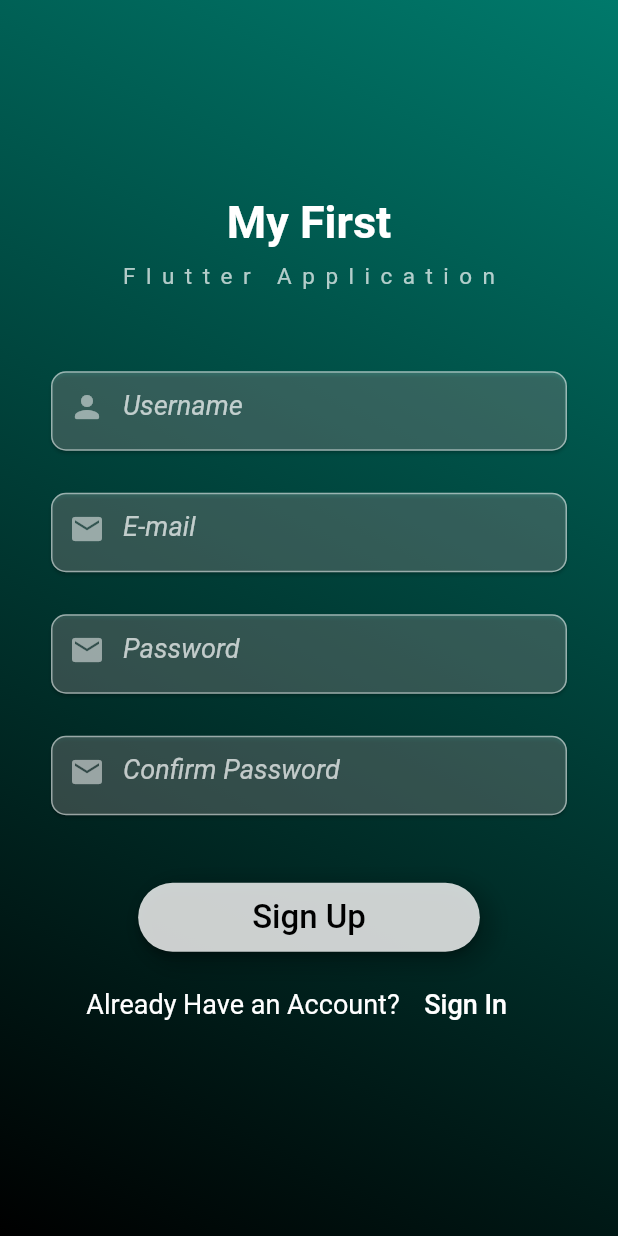
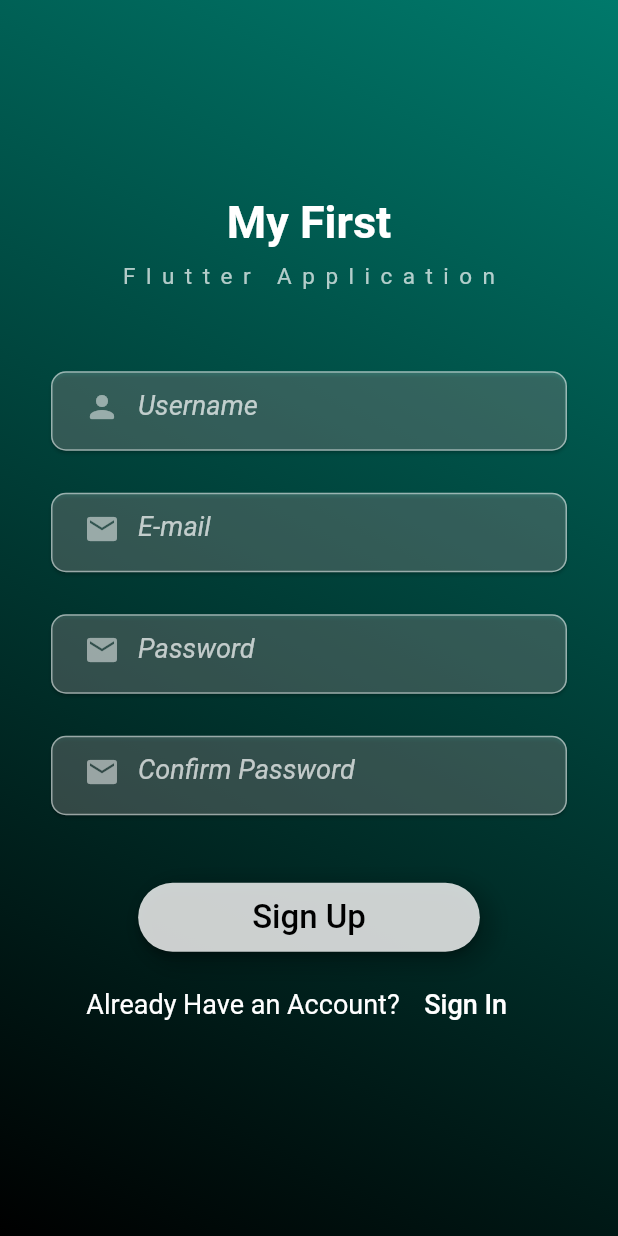
Before and after one commit to Ruchirakavinda/flutter_myfirst, a Flutter app: the screen it shows after launch, after a tap on "Sign Up", on a phone screen of 412 x 824 dp. Run offline on Flutter 3.47's test engine with Material 2 defaults, Android fonts, the phone set to English and light mode, and no system bars; our stand-ins replace flutter_spinkit; accounts and stored records are empty.

Commit message:
confirm password function added

```diff
--- a/lib/login.dart
+++ b/lib/login.dart
@@ -30,7 +30,7 @@ Widget _username() {
                   ),
                   color: Colors.white.withOpacity(0.2),
                   child: Padding(
-                    padding: const EdgeInsets.fromLTRB(0,0,20,0),
+                    padding: const EdgeInsets.fromLTRB(10,0,20,0),
                       child: Column(
                         children: [
                           Padding(
@@ -84,7 +84,7 @@ Widget _password() {
                   ),
                   color: Colors.white.withOpacity(0.2),
                   child: Padding(
-                    padding: const EdgeInsets.fromLTRB(0,0,20,0),
+                    padding: const EdgeInsets.fromLTRB(10,0,20,0),
                       child: Column(
                         children: [
                           Padding(
--- a/lib/signup.dart
+++ b/lib/signup.dart
@@ -30,7 +30,7 @@ Widget _username() {
                   ),
                   color: Colors.white.withOpacity(0.2),
                   child: Padding(
-                    padding: const EdgeInsets.fromLTRB(0,0,20,0),
+                    padding: const EdgeInsets.fromLTRB(10,0,20,0),
                       child: Column(
                         children: [
                           Padding(
@@ -84,7 +84,7 @@ Widget _email() {
                   ),
                   color: Colors.white.withOpacity(0.2),
                   child: Padding(
-                    padding: const EdgeInsets.fromLTRB(0,0,20,0),
+                    padding: const EdgeInsets.fromLTRB(10,0,20,0),
                       child: Column(
                         children: [
                           Padding(
@@ -141,7 +141,7 @@ Widget _password() {
                   ),
                   color: Colors.white.withOpacity(0.2),
                   child: Padding(
-                    padding: const EdgeInsets.fromLTRB(0,0,20,0),
+                    padding: const EdgeInsets.fromLTRB(10,0,20,0),
                       child: Column(
                         children: [
                           Padding(
@@ -198,7 +198,7 @@ Widget _compassword() {
                   ),
                   color: Colors.white.withOpacity(0.2),
                   child: Padding(
-                    padding: const EdgeInsets.fromLTRB(0,0,20,0),
+                    padding: const EdgeInsets.fromLTRB(10,0,20,0),
                       child: Column(
                         children: [
                           Padding(
@@ -223,12 +223,16 @@ Widget _compassword() {
                                 if(text!.isEmpty){
                                   return 'Field Required !';
                                 }
+                                if(text != _pwd){
+                                  return 'Password Does Not Match !';
+                                }
                                 return null;
                               },
 
                               onSaved: (text){
                                 _compwd = text!;
                               },
+
                               ),
                           )
                         ],
```
